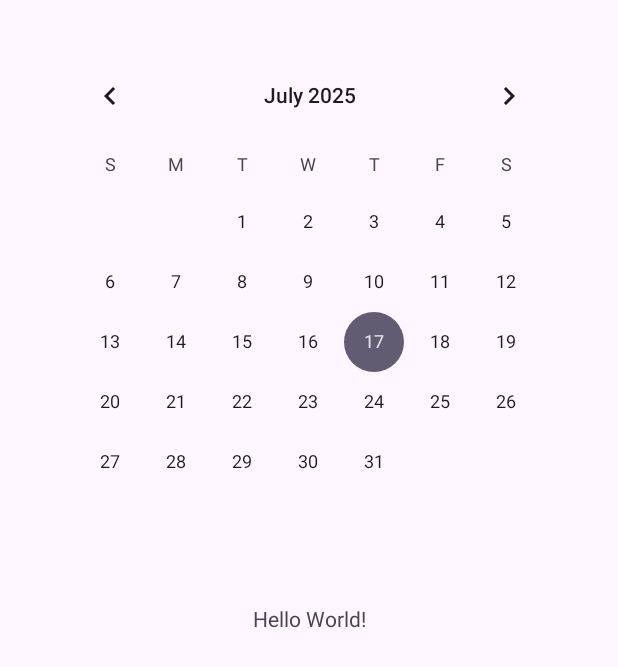
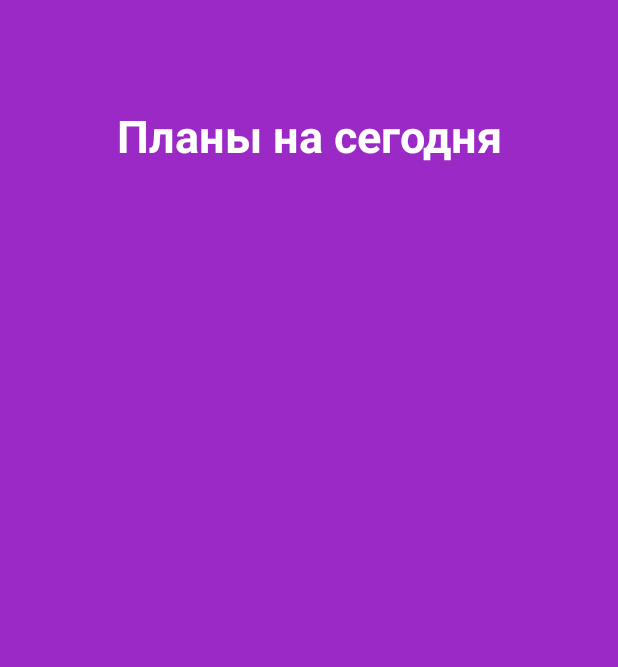
Before and after one commit to BigCapybara638/planner, an Android app: the screen it shows after launch (MainActivity), on a phone screen of 412 x 824 dp. Shown: the top 667 px of the screen. Run offline under Robolectric (Android 15) with nearby library versions, the phone set to English and light mode, and no system bars.

Commit message:
First design

```diff
--- a/app/build.gradle.kts
+++ b/app/build.gradle.kts
@@ -42,6 +42,7 @@ dependencies {
     implementation(libs.material)
     implementation(libs.androidx.activity)
     implementation(libs.androidx.constraintlayout)
+    implementation(libs.androidx.recyclerview)
     testImplementation(libs.junit)
     androidTestImplementation(libs.androidx.junit)
     androidTestImplementation(libs.androidx.espresso.core)
--- a/app/src/main/res/layout/activity_main.xml
+++ b/app/src/main/res/layout/activity_main.xml
@@ -5,24 +5,29 @@
     android:id="@+id/main"
     android:layout_width="match_parent"
     android:layout_height="match_parent"
+    android:background="#9B29C5"
     tools:context=".MainActivity">
 
     <TextView
+        android:id="@+id/textView"
         android:layout_width="wrap_content"
         android:layout_height="wrap_content"
-        android:text="Hello World!"
-        app:layout_constraintBottom_toBottomOf="parent"
+        android:layout_marginTop="70dp"
+        android:gravity="center"
+        android:text="Планы на сегодня"
+        android:textColor="#FFFFFF"
+        android:textSize="30sp"
+        android:textStyle="bold"
         app:layout_constraintEnd_toEndOf="parent"
         app:layout_constraintStart_toStartOf="parent"
         app:layout_constraintTop_toTopOf="parent" />
 
-    <CalendarView
-        android:id="@+id/calendarView"
-        android:layout_width="350dp"
-        android:layout_height="wrap_content"
-        android:layout_marginTop="30dp"
-        app:layout_constraintEnd_toEndOf="parent"
-        app:layout_constraintStart_toStartOf="parent"
-        app:layout_constraintTop_toTopOf="parent" />
+    <androidx.recyclerview.widget.RecyclerView
+        android:layout_width="match_parent"
+        android:layout_height="match_parent"
+        android:layout_marginTop="152dp"
+        app:layout_constraintTop_toBottomOf="@+id/textView"
+        tools:layout_editor_absoluteX="-16dp" />
+
 
 </androidx.constraintlayout.widget.ConstraintLayout>
--- a/gradle/libs.versions.toml
+++ b/gradle/libs.versions.toml
@@ -9,6 +9,7 @@ appcompat = "1.7.1"
 material = "1.12.0"
 activity = "1.10.1"
 constraintlayout = "2.2.1"
+recyclerview = "1.4.0"
 
 [libraries]
 androidx-core-ktx = { group = "androidx.core", name = "core-ktx", version.ref = "coreKtx" }
@@ -19,6 +20,7 @@ androidx-appcompat = { group = "androidx.appcompat", name = "appcompat", version
 material = { group = "com.google.android.material", name = "material", version.ref = "material" }
 androidx-activity = { group = "androidx.activity", name = "activity", version.ref = "activity" }
 androidx-constraintlayout = { group = "androidx.constraintlayout", name = "constraintlayout", version.ref = "constraintlayout" }
+androidx-recyclerview = { group = "androidx.recyclerview", name = "recyclerview", version.ref = "recyclerview" }
 
 [plugins]
 android-application = { id = "com.android.application", version.ref = "agp" }
```
